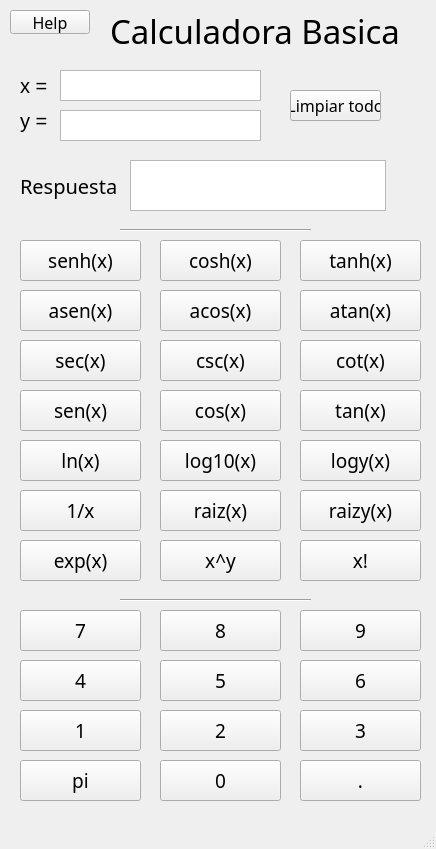
Old version of the form parte_1/calculadoraANPI/mainwindow.ui in the repository andresuriza/Tarea-1-ANPI.
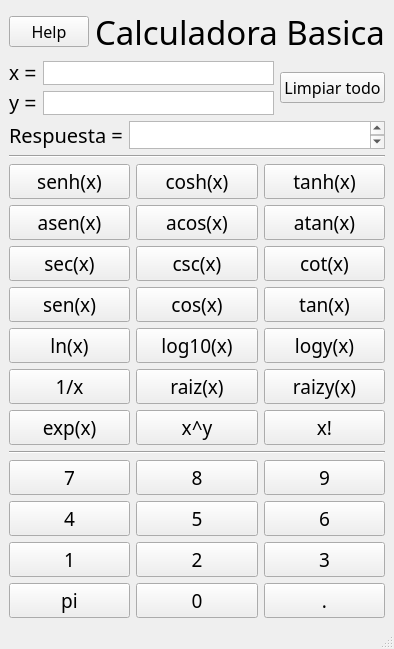
New version of the form. Icons and pictures are not drawn.

Patch:
```diff
--- a/parte_1/calculadoraANPI/mainwindow.ui
+++ b/parte_1/calculadoraANPI/mainwindow.ui
@@ -6,8 +6,8 @@
    <rect>
     <x>0</x>
     <y>0</y>
-    <width>436</width>
-    <height>849</height>
+    <width>344</width>
+    <height>536</height>
    </rect>
   </property>
   <property name="font">
@@ -19,15 +19,30 @@
    <string>MainWindow</string>
   </property>
   <widget class="QWidget" name="centralwidget">
+   <property name="sizePolicy">
+    <sizepolicy hsizetype="Preferred" vsizetype="Preferred">
+     <horstretch>0</horstretch>
+     <verstretch>0</verstretch>
+    </sizepolicy>
+   </property>
+   <layout class="QVBoxLayout" name="verticalLayout_2">
+    <item>
+     <layout class="QHBoxLayout" name="horizontalLayout_16">
+      <item>
+       <widget class="QPushButton" name="helpButton">
+        <property name="font">
+         <font>
+          <family>Sitka Display</family>
+          <pointsize>12</pointsize>
+         </font>
+        </property>
+        <property name="text">
+         <string>Help</string>
+        </property>
+       </widget>
+      </item>
+      <item>
    <widget class="QLabel" name="mainLabel">
-    <property name="geometry">
-     <rect>
-      <x>110</x>
-      <y>10</y>
-      <width>311</width>
-      <height>41</height>
-     </rect>
-    </property>
     <property name="font">
      <font>
       <family>Sitka Banner</family>
@@ -39,34 +54,17 @@
      <string>Calculadora Basica</string>
     </property>
    </widget>
-   <widget class="QPushButton" name="helpButton">
-    <property name="geometry">
-     <rect>
-      <x>10</x>
-      <y>10</y>
-      <width>80</width>
-      <height>24</height>
-     </rect>
-    </property>
-    <property name="font">
-     <font>
-      <family>Sitka Display</family>
-      <pointsize>12</pointsize>
-     </font>
-    </property>
-    <property name="text">
-     <string>Help</string>
-    </property>
-   </widget>
+      </item>
+     </layout>
+    </item>
+    <item>
+     <layout class="QHBoxLayout" name="horizontalLayout_15">
+      <item>
+       <layout class="QVBoxLayout" name="verticalLayout">
+        <item>
+         <layout class="QHBoxLayout" name="horizontalLayout_14">
+          <item>
    <widget class="QLabel" name="xLabel">
-    <property name="geometry">
-     <rect>
-      <x>20</x>
-      <y>70</y>
-      <width>49</width>
-      <height>31</height>
-     </rect>
-    </property>
     <property name="font">
      <font>
       <family>Segoe UI</family>
@@ -77,15 +75,35 @@
      <string>x =</string>
     </property>
    </widget>
+          </item>
+          <item>
+           <widget class="QPlainTextEdit" name="xInputField">
+            <property name="sizePolicy">
+             <sizepolicy hsizetype="Expanding" vsizetype="Ignored">
+              <horstretch>0</horstretch>
+              <verstretch>0</verstretch>
+             </sizepolicy>
+            </property>
+            <property name="font">
+             <font>
+              <family>Sitka Display</family>
+              <pointsize>15</pointsize>
+             </font>
+            </property>
+            <property name="acceptDrops">
+             <bool>true</bool>
+            </property>
+            <property name="verticalScrollBarPolicy">
+             <enum>Qt::ScrollBarAlwaysOff</enum>
+            </property>
+           </widget>
+          </item>
+         </layout>
+        </item>
+        <item>
+         <layout class="QHBoxLayout" name="horizontalLayout_13">
+          <item>
    <widget class="QLabel" name="yLabel">
-    <property name="geometry">
-     <rect>
-      <x>20</x>
-      <y>100</y>
-      <width>49</width>
-      <height>41</height>
-     </rect>
-    </property>
     <property name="font">
      <font>
       <family>Segoe UI</family>
@@ -96,35 +114,58 @@
      <string>y =</string>
     </property>
    </widget>
-   <widget class="QPlainTextEdit" name="xInputField">
-    <property name="geometry">
-     <rect>
-      <x>60</x>
-      <y>70</y>
-      <width>201</width>
-      <height>31</height>
-     </rect>
-    </property>
-   </widget>
+          </item>
+          <item>
    <widget class="QPlainTextEdit" name="yInputField">
-    <property name="geometry">
-     <rect>
-      <x>60</x>
-      <y>110</y>
-      <width>201</width>
-      <height>31</height>
-     </rect>
-    </property>
-   </widget>
+            <property name="sizePolicy">
+             <sizepolicy hsizetype="Expanding" vsizetype="Ignored">
+              <horstretch>0</horstretch>
+              <verstretch>0</verstretch>
+             </sizepolicy>
+            </property>
+            <property name="maximumSize">
+             <size>
+              <width>16777215</width>
+              <height>15000000</height>
+             </size>
+            </property>
+            <property name="font">
+             <font>
+              <family>Sitka Display</family>
+              <pointsize>15</pointsize>
+             </font>
+            </property>
+            <property name="verticalScrollBarPolicy">
+             <enum>Qt::ScrollBarAlwaysOff</enum>
+            </property>
+           </widget>
+          </item>
+         </layout>
+        </item>
+       </layout>
+      </item>
+      <item>
+       <widget class="QPushButton" name="pushButton">
+        <property name="font">
+         <font>
+          <family>Sitka Display</family>
+          <pointsize>12</pointsize>
+         </font>
+        </property>
+        <property name="text">
+         <string>Limpiar todo</string>
+        </property>
+       </widget>
+      </item>
+     </layout>
+    </item>
+    <item>
+     <layout class="QHBoxLayout" name="horizontalLayout_12">
+      <property name="sizeConstraint">
+       <enum>QLayout::SetDefaultConstraint</enum>
+      </property>
+      <item>
    <widget class="QLabel" name="resultLabel">
-    <property name="geometry">
-     <rect>
-      <x>20</x>
-      <y>160</y>
-      <width>101</width>
-      <height>51</height>
-     </rect>
-    </property>
     <property name="font">
      <font>
       <family>Sitka Display</family>
@@ -135,57 +176,36 @@
      <string>Respuesta =</string>
     </property>
    </widget>
+      </item>
+      <item>
    <widget class="QTextBrowser" name="resultTextBrowser">
-    <property name="geometry">
-     <rect>
-      <x>130</x>
-      <y>160</y>
-      <width>256</width>
-      <height>51</height>
-     </rect>
-    </property>
-   </widget>
-   <widget class="QPushButton" name="pushButton">
-    <property name="geometry">
-     <rect>
-      <x>290</x>
-      <y>90</y>
-      <width>91</width>
-      <height>31</height>
-     </rect>
+        <property name="sizePolicy">
+         <sizepolicy hsizetype="Expanding" vsizetype="Ignored">
+          <horstretch>0</horstretch>
+          <verstretch>0</verstretch>
+         </sizepolicy>
     </property>
     <property name="font">
      <font>
       <family>Sitka Display</family>
-      <pointsize>12</pointsize>
-     </font>
-    </property>
-    <property name="text">
-     <string>Limpiar todo</string>
-    </property>
-   </widget>
+          <pointsize>15</pointsize>
+         </font>
+        </property>
+       </widget>
+      </item>
+     </layout>
+    </item>
+    <item>
    <widget class="Line" name="topLine">
-    <property name="geometry">
-     <rect>
-      <x>120</x>
-      <y>220</y>
-      <width>191</width>
-      <height>20</height>
-     </rect>
-    </property>
     <property name="orientation">
      <enum>Qt::Horizontal</enum>
     </property>
    </widget>
+    </item>
+    <item>
+     <layout class="QHBoxLayout" name="horizontalLayout">
+      <item>
    <widget class="QPushButton" name="senhButton">
-    <property name="geometry">
-     <rect>
-      <x>20</x>
-      <y>240</y>
-      <width>121</width>
-      <height>41</height>
-     </rect>
-    </property>
     <property name="font">
      <font>
       <family>Sitka Display</family>
@@ -196,15 +216,9 @@
      <string>senh(x)</string>
     </property>
    </widget>
+      </item>
+      <item>
    <widget class="QPushButton" name="coshButton">
-    <property name="geometry">
-     <rect>
-      <x>160</x>
-      <y>240</y>
-      <width>121</width>
-      <height>41</height>
-     </rect>
-    </property>
     <property name="font">
      <font>
       <family>Sitka Display</family>
@@ -215,15 +229,9 @@
      <string>cosh(x)</string>
     </property>
    </widget>
+      </item>
+      <item>
    <widget class="QPushButton" name="tanhButton">
-    <property name="geometry">
-     <rect>
-      <x>300</x>
-      <y>240</y>
-      <width>121</width>
-      <height>41</height>
-     </rect>
-    </property>
     <property name="font">
      <font>
       <family>Sitka Display</family>
@@ -234,53 +242,13 @@
      <string>tanh(x)</string>
     </property>
    </widget>
-   <widget class="QPushButton" name="atanButton">
-    <property name="geometry">
-     <rect>
-      <x>300</x>
-      <y>290</y>
-      <width>121</width>
-      <height>41</height>
-     </rect>
-    </property>
-    <property name="font">
-     <font>
-      <family>Sitka Display</family>
-      <pointsize>14</pointsize>
-     </font>
-    </property>
-    <property name="text">
-     <string>atan(x)</string>
-    </property>
-   </widget>
-   <widget class="QPushButton" name="acosButton">
-    <property name="geometry">
-     <rect>
-      <x>160</x>
-      <y>290</y>
-      <width>121</width>
-      <height>41</height>
-     </rect>
-    </property>
-    <property name="font">
-     <font>
-      <family>Sitka Display</family>
-      <pointsize>14</pointsize>
-     </font>
-    </property>
-    <property name="text">
-     <string>acos(x)</string>
-    </property>
-   </widget>
+      </item>
+     </layout>
+    </item>
+    <item>
+     <layout class="QHBoxLayout" name="horizontalLayout_2">
+      <item>
    <widget class="QPushButton" name="asenButton">
-    <property name="geometry">
-     <rect>
-      <x>20</x>
-      <y>290</y>
-      <width>121</width>
-      <height>41</height>
-     </rect>
-    </property>
     <property name="font">
      <font>
       <family>Sitka Display</family>
@@ -291,15 +259,9 @@
      <string>asen(x)</string>
     </property>
    </widget>
-   <widget class="QPushButton" name="cotButton">
-    <property name="geometry">
-     <rect>
-      <x>300</x>
-      <y>340</y>
-      <width>121</width>
-      <height>41</height>
-     </rect>
-    </property>
+      </item>
+      <item>
+       <widget class="QPushButton" name="acosButton">
     <property name="font">
      <font>
       <family>Sitka Display</family>
@@ -307,18 +269,12 @@
      </font>
     </property>
     <property name="text">
-     <string>cot(x)</string>
-    </property>
-   </widget>
-   <widget class="QPushButton" name="cscButton">
-    <property name="geometry">
-     <rect>
-      <x>160</x>
-      <y>340</y>
-      <width>121</width>
-      <height>41</height>
-     </rect>
-    </property>
+         <string>acos(x)</string>
+        </property>
+       </widget>
+      </item>
+      <item>
+       <widget class="QPushButton" name="atanButton">
     <property name="font">
      <font>
       <family>Sitka Display</family>
@@ -326,18 +282,16 @@
      </font>
     </property>
     <property name="text">
-     <string>csc(x)</string>
-    </property>
-   </widget>
+         <string>atan(x)</string>
+        </property>
+       </widget>
+      </item>
+     </layout>
+    </item>
+    <item>
+     <layout class="QHBoxLayout" name="horizontalLayout_3">
+      <item>
    <widget class="QPushButton" name="secButton">
-    <property name="geometry">
-     <rect>
-      <x>20</x>
-      <y>340</y>
-      <width>121</width>
-      <height>41</height>
-     </rect>
-    </property>
     <property name="font">
      <font>
       <family>Sitka Display</family>
@@ -348,15 +302,9 @@
      <string>sec(x)</string>
     </property>
    </widget>
-   <widget class="QPushButton" name="tanButton">
-    <property name="geometry">
-     <rect>
-      <x>300</x>
-      <y>390</y>
-      <width>121</width>
-      <height>41</height>
-     </rect>
-    </property>
+      </item>
+      <item>
+       <widget class="QPushButton" name="cscButton">
     <property name="font">
      <font>
       <family>Sitka Display</family>
@@ -364,18 +312,12 @@
      </font>
     </property>
     <property name="text">
-     <string>tan(x)</string>
-    </property>
-   </widget>
-   <widget class="QPushButton" name="cosButton">
-    <property name="geometry">
-     <rect>
-      <x>160</x>
-      <y>390</y>
-      <width>121</width>
-      <height>41</height>
-     </rect>
-    </property>
+         <string>csc(x)</string>
+        </property>
+       </widget>
+      </item>
+      <item>
+       <widget class="QPushButton" name="cotButton">
     <property name="font">
      <font>
       <family>Sitka Display</family>
@@ -383,18 +325,16 @@
      </font>
     </property>
     <property name="text">
-     <string>cos(x)</string>
-    </property>
-   </widget>
+         <string>cot(x)</string>
+        </property>
+       </widget>
+      </item>
+     </layout>
+    </item>
+    <item>
+     <layout class="QHBoxLayout" name="horizontalLayout_4">
+      <item>
    <widget class="QPushButton" name="senButton">
-    <property name="geometry">
-     <rect>
-      <x>20</x>
-      <y>390</y>
-      <width>121</width>
-      <height>41</height>
-     </rect>
-    </property>
     <property name="font">
      <font>
       <family>Sitka Display</family>
@@ -405,15 +345,9 @@
      <string>sen(x)</string>
     </property>
    </widget>
-   <widget class="QPushButton" name="logYButton">
-    <property name="geometry">
-     <rect>
-      <x>300</x>
-      <y>440</y>
-      <width>121</width>
-      <height>41</height>
-     </rect>
-    </property>
+      </item>
+      <item>
+       <widget class="QPushButton" name="cosButton">
     <property name="font">
      <font>
       <family>Sitka Display</family>
@@ -421,18 +355,12 @@
      </font>
     </property>
     <property name="text">
-     <string>logy(x)</string>
-    </property>
-   </widget>
-   <widget class="QPushButton" name="logTenButton">
-    <property name="geometry">
-     <rect>
-      <x>160</x>
-      <y>440</y>
-      <width>121</width>
-      <height>41</height>
-     </rect>
-    </property>
+         <string>cos(x)</string>
+        </property>
+       </widget>
+      </item>
+      <item>
+       <widget class="QPushButton" name="tanButton">
     <property name="font">
      <font>
       <family>Sitka Display</family>
@@ -440,18 +368,16 @@
      </font>
     </property>
     <property name="text">
-     <string>log10(x)</string>
-    </property>
-   </widget>
+         <string>tan(x)</string>
+        </property>
+       </widget>
+      </item>
+     </layout>
+    </item>
+    <item>
+     <layout class="QHBoxLayout" name="horizontalLayout_5">
+      <item>
    <widget class="QPushButton" name="lnButton">
-    <property name="geometry">
-     <rect>
-      <x>20</x>
-      <y>440</y>
-      <width>121</width>
-      <height>41</height>
-     </rect>
-    </property>
     <property name="font">
      <font>
       <family>Sitka Display</family>
@@ -462,15 +388,9 @@
      <string>ln(x)</string>
     </property>
    </widget>
-   <widget class="QPushButton" name="sqrYButton">
-    <property name="geometry">
-     <rect>
-      <x>300</x>
-      <y>490</y>
-      <width>121</width>
-      <height>41</height>
-     </rect>
-    </property>
+      </item>
+      <item>
+       <widget class="QPushButton" name="logTenButton">
     <property name="font">
      <font>
       <family>Sitka Display</family>
@@ -478,18 +398,12 @@
      </font>
     </property>
     <property name="text">
-     <string>raizy(x)</string>
-    </property>
-   </widget>
-   <widget class="QPushButton" name="sqrButton">
-    <property name="geometry">
-     <rect>
-      <x>160</x>
-      <y>490</y>
-      <width>121</width>
-      <height>41</height>
-     </rect>
-    </property>
+         <string>log10(x)</string>
+        </property>
+       </widget>
+      </item>
+      <item>
+       <widget class="QPushButton" name="logYButton">
     <property name="font">
      <font>
       <family>Sitka Display</family>
@@ -497,18 +411,16 @@
      </font>
     </property>
     <property name="text">
-     <string>raiz(x)</string>
-    </property>
-   </widget>
+         <string>logy(x)</string>
+        </property>
+       </widget>
+      </item>
+     </layout>
+    </item>
+    <item>
+     <layout class="QHBoxLayout" name="horizontalLayout_6">
+      <item>
    <widget class="QPushButton" name="divButton">
-    <property name="geometry">
-     <rect>
-      <x>20</x>
-      <y>490</y>
-      <width>121</width>
-      <height>41</height>
-     </rect>
-    </property>
     <property name="font">
      <font>
       <family>Sitka Display</family>
@@ -519,15 +431,9 @@
      <string>1/x</string>
     </property>
    </widget>
-   <widget class="QPushButton" name="factorialButton">
-    <property name="geometry">
-     <rect>
-      <x>300</x>
-      <y>540</y>
-      <width>121</width>
-      <height>41</height>
-     </rect>
-    </property>
+      </item>
+      <item>
+       <widget class="QPushButton" name="sqrButton">
     <property name="font">
      <font>
       <family>Sitka Display</family>
@@ -535,18 +441,12 @@
      </font>
     </property>
     <property name="text">
-     <string>x!</string>
-    </property>
-   </widget>
-   <widget class="QPushButton" name="powerYButton">
-    <property name="geometry">
-     <rect>
-      <x>160</x>
-      <y>540</y>
-      <width>121</width>
-      <height>41</height>
-     </rect>
-    </property>
+         <string>raiz(x)</string>
+        </property>
+       </widget>
+      </item>
+      <item>
+       <widget class="QPushButton" name="sqrYButton">
     <property name="font">
      <font>
       <family>Sitka Display</family>
@@ -554,18 +454,16 @@
      </font>
     </property>
     <property name="text">
-     <string>x^y</string>
-    </property>
-   </widget>
+         <string>raizy(x)</string>
+        </property>
+       </widget>
+      </item>
+     </layout>
+    </item>
+    <item>
+     <layout class="QHBoxLayout" name="horizontalLayout_7">
+      <item>
    <widget class="QPushButton" name="expButton">
-    <property name="geometry">
-     <rect>
-      <x>20</x>
-      <y>540</y>
-      <width>121</width>
-      <height>41</height>
-     </rect>
-    </property>
     <property name="font">
      <font>
       <family>Sitka Display</family>
@@ -576,28 +474,46 @@
      <string>exp(x)</string>
     </property>
    </widget>
+      </item>
+      <item>
+       <widget class="QPushButton" name="powerYButton">
+        <property name="font">
+         <font>
+          <family>Sitka Display</family>
+          <pointsize>14</pointsize>
+         </font>
+        </property>
+        <property name="text">
+         <string>x^y</string>
+        </property>
+       </widget>
+      </item>
+      <item>
+       <widget class="QPushButton" name="factorialButton">
+        <property name="font">
+         <font>
+          <family>Sitka Display</family>
+          <pointsize>14</pointsize>
+         </font>
+        </property>
+        <property name="text">
+         <string>x!</string>
+        </property>
+       </widget>
+      </item>
+     </layout>
+    </item>
+    <item>
    <widget class="Line" name="bottonLine">
-    <property name="geometry">
-     <rect>
-      <x>120</x>
-      <y>590</y>
-      <width>191</width>
-      <height>20</height>
-     </rect>
-    </property>
     <property name="orientation">
      <enum>Qt::Horizontal</enum>
     </property>
    </widget>
-   <widget class="QPushButton" name="pushButton_23">
-    <property name="geometry">
-     <rect>
-      <x>300</x>
-      <y>760</y>
-      <width>121</width>
-      <height>41</height>
-     </rect>
-    </property>
+    </item>
+    <item>
+     <layout class="QHBoxLayout" name="horizontalLayout_8">
+      <item>
+       <widget class="QPushButton" name="sevenButton">
     <property name="font">
      <font>
       <family>Sitka Display</family>
@@ -605,18 +521,12 @@
      </font>
     </property>
     <property name="text">
-     <string>.</string>
-    </property>
-   </widget>
-   <widget class="QPushButton" name="fourButton">
-    <property name="geometry">
-     <rect>
-      <x>20</x>
-      <y>660</y>
-      <width>121</width>
-      <height>41</height>
-     </rect>
-    </property>
+         <string>7</string>
+        </property>
+       </widget>
+      </item>
+      <item>
+       <widget class="QPushButton" name="eightButton">
     <property name="font">
      <font>
       <family>Sitka Display</family>
@@ -624,37 +534,12 @@
      </font>
     </property>
     <property name="text">
-     <string>4</string>
-    </property>
-   </widget>
-   <widget class="QPushButton" name="threeButton">
-    <property name="geometry">
-     <rect>
-      <x>300</x>
-      <y>710</y>
-      <width>121</width>
-      <height>41</height>
-     </rect>
-    </property>
-    <property name="font">
-     <font>
-      <family>Sitka Display</family>
-      <pointsize>14</pointsize>
-     </font>
-    </property>
-    <property name="text">
-     <string>3</string>
-    </property>
-   </widget>
+         <string>8</string>
+        </property>
+       </widget>
+      </item>
+      <item>
    <widget class="QPushButton" name="nineButton">
-    <property name="geometry">
-     <rect>
-      <x>300</x>
-      <y>610</y>
-      <width>121</width>
-      <height>41</height>
-     </rect>
-    </property>
     <property name="font">
      <font>
       <family>Sitka Display</family>
@@ -665,15 +550,39 @@
      <string>9</string>
     </property>
    </widget>
+      </item>
+     </layout>
+    </item>
+    <item>
+     <layout class="QHBoxLayout" name="horizontalLayout_9">
+      <item>
+       <widget class="QPushButton" name="fourButton">
+        <property name="font">
+         <font>
+          <family>Sitka Display</family>
+          <pointsize>14</pointsize>
+         </font>
+        </property>
+        <property name="text">
+         <string>4</string>
+        </property>
+       </widget>
+      </item>
+      <item>
+       <widget class="QPushButton" name="fiveButton">
+        <property name="font">
+         <font>
+          <family>Sitka Display</family>
+          <pointsize>14</pointsize>
+         </font>
+        </property>
+        <property name="text">
+         <string>5</string>
+        </property>
+       </widget>
+      </item>
+      <item>
    <widget class="QPushButton" name="sixButton">
-    <property name="geometry">
-     <rect>
-      <x>300</x>
-      <y>660</y>
-      <width>121</width>
-      <height>41</height>
-     </rect>
-    </property>
     <property name="font">
      <font>
       <family>Sitka Display</family>
@@ -684,15 +593,13 @@
      <string>6</string>
     </property>
    </widget>
+      </item>
+     </layout>
+    </item>
+    <item>
+     <layout class="QHBoxLayout" name="horizontalLayout_10">
+      <item>
    <widget class="QPushButton" name="oneButton">
-    <property name="geometry">
-     <rect>
-      <x>20</x>
-      <y>710</y>
-      <width>121</width>
-      <height>41</height>
-     </rect>
-    </property>
     <property name="font">
      <font>
       <family>Sitka Display</family>
@@ -703,53 +610,9 @@
      <string>1</string>
     </property>
    </widget>
-   <widget class="QPushButton" name="zeroButton">
-    <property name="geometry">
-     <rect>
-      <x>160</x>
-      <y>760</y>
-      <width>121</width>
-      <height>41</height>
-     </rect>
-    </property>
-    <property name="font">
-     <font>
-      <family>Sitka Display</family>
-      <pointsize>14</pointsize>
-     </font>
-    </property>
-    <property name="text">
-     <string>0</string>
-    </property>
-   </widget>
-   <widget class="QPushButton" name="fiveButton">
-    <property name="geometry">
-     <rect>
-      <x>160</x>
-      <y>660</y>
-      <width>121</width>
-      <height>41</height>
-     </rect>
-    </property>
-    <property name="font">
-     <font>
-      <family>Sitka Display</family>
-      <pointsize>14</pointsize>
-     </font>
-    </property>
-    <property name="text">
-     <string>5</string>
-    </property>
-   </widget>
+      </item>
+      <item>
    <widget class="QPushButton" name="twoButton">
-    <property name="geometry">
-     <rect>
-      <x>160</x>
-      <y>710</y>
-      <width>121</width>
-      <height>41</height>
-     </rect>
-    </property>
     <property name="font">
      <font>
       <family>Sitka Display</family>
@@ -760,15 +623,26 @@
      <string>2</string>
     </property>
    </widget>
+      </item>
+      <item>
+       <widget class="QPushButton" name="threeButton">
+        <property name="font">
+         <font>
+          <family>Sitka Display</family>
+          <pointsize>14</pointsize>
+         </font>
+        </property>
+        <property name="text">
+         <string>3</string>
+        </property>
+       </widget>
+      </item>
+     </layout>
+    </item>
+    <item>
+     <layout class="QHBoxLayout" name="horizontalLayout_11">
+      <item>
    <widget class="QPushButton" name="piButton">
-    <property name="geometry">
-     <rect>
-      <x>20</x>
-      <y>760</y>
-      <width>121</width>
-      <height>41</height>
-     </rect>
-    </property>
     <property name="font">
      <font>
       <family>Sitka Display</family>
@@ -779,15 +653,9 @@
      <string>pi</string>
     </property>
    </widget>
-   <widget class="QPushButton" name="eightButton">
-    <property name="geometry">
-     <rect>
-      <x>160</x>
-      <y>610</y>
-      <width>121</width>
-      <height>41</height>
-     </rect>
-    </property>
+      </item>
+      <item>
+       <widget class="QPushButton" name="zeroButton">
     <property name="font">
      <font>
       <family>Sitka Display</family>
@@ -795,18 +663,12 @@
      </font>
     </property>
     <property name="text">
-     <string>8</string>
-    </property>
-   </widget>
-   <widget class="QPushButton" name="sevenButton">
-    <property name="geometry">
-     <rect>
-      <x>20</x>
-      <y>610</y>
-      <width>121</width>
-      <height>41</height>
-     </rect>
-    </property>
+         <string>0</string>
+        </property>
+       </widget>
+      </item>
+      <item>
+       <widget class="QPushButton" name="pushButton_23">
     <property name="font">
      <font>
       <family>Sitka Display</family>
@@ -814,9 +676,13 @@
      </font>
     </property>
     <property name="text">
-     <string>7</string>
-    </property>
-   </widget>
+         <string>.</string>
+        </property>
+       </widget>
+      </item>
+     </layout>
+    </item>
+   </layout>
   </widget>
   <widget class="QStatusBar" name="statusbar"/>
  </widget>
```
Left out of the diff: 5 changed lines with no effect on the pictures. Lines whose indentation alone changed are shown as unchanged.
